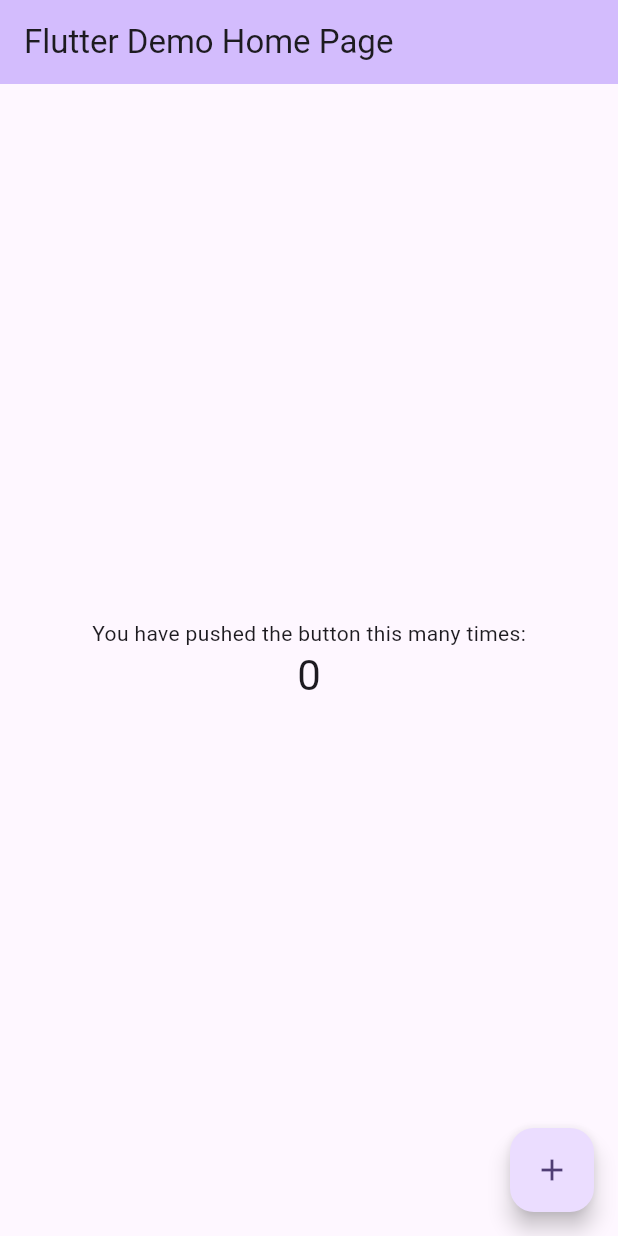
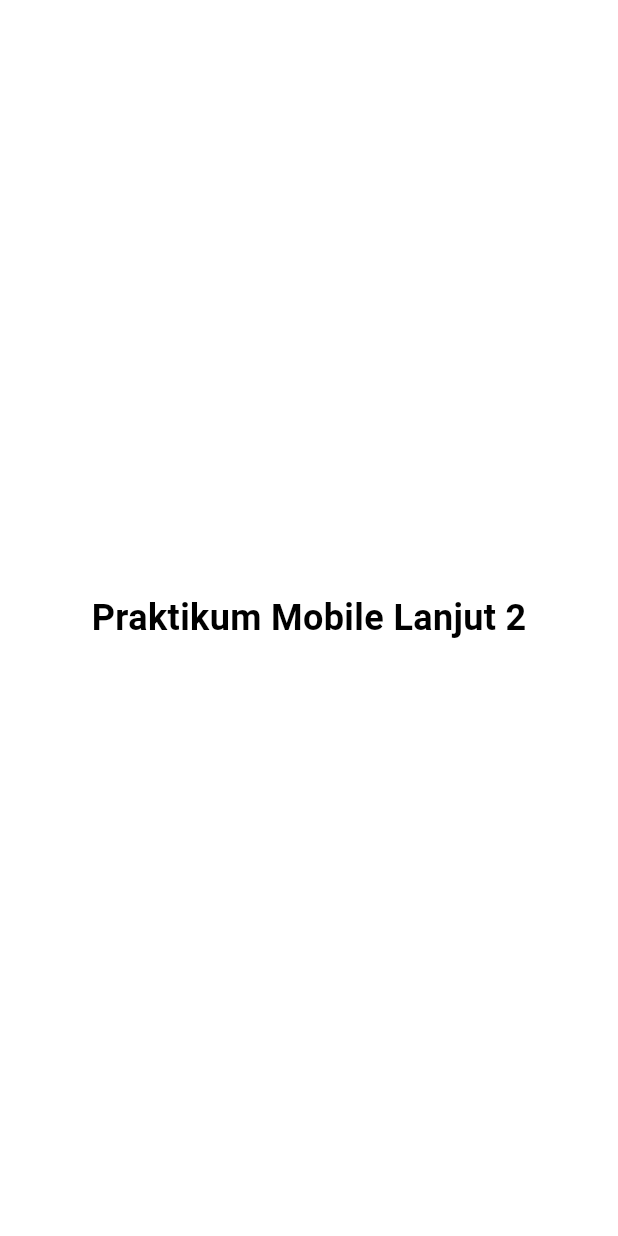
Before and after one commit to anndaanhr/prak-mobilelanjut-2317051082, a Flutter app: the screen it shows after launch, on a phone screen of 412 x 824 dp. Run offline on Flutter 3.47's test engine with Material 3 defaults, Android fonts, the phone set to English and light mode, and no system bars.

Commit message:
Pertemuan 2: Simplifikasi aplikasi menjadi tampilan dasar

```diff
--- a/lib/main.dart
+++ b/lib/main.dart
@@ -1,118 +1,39 @@
 import 'package:flutter/material.dart';
 
 void main() {
-  runApp(const MyApp());
+  runApp(const PraktikumMola2App());
 }
 
-class MyApp extends StatelessWidget {
-  const MyApp({super.key});
+class PraktikumMola2App extends StatelessWidget {
+  const PraktikumMola2App({super.key});
 
-  // This widget is the root of your application.
   @override
   Widget build(BuildContext context) {
     return MaterialApp(
-      title: 'Flutter Demo',
-      theme: ThemeData(
-
-        // and then invoke "hot reload" (save your changes or press the "hot
-        // reload" button in a Flutter-supported IDE, or press "r" if you used
-        // the command line to start the app).
-        //
-        // Notice that the counter didn't reset back to zero; the application
-        // state is not lost during the reload. To reset the state, use hot
-        // restart instead.
-        //
-        // This works for code too, not just values: Most code changes can be
-        // tested with just a hot reload.
-        colorScheme: ColorScheme.fromSeed(seedColor: Colors.deepPurple),
-      ),
-      home: const MyHomePage(title: 'Flutter Demo Home Page'),
+      title: 'Praktikum Mola 2',
+      debugShowCheckedModeBanner: false,
+      home: const HomePage(),
     );
   }
 }
 
-class MyHomePage extends StatefulWidget {
-  const MyHomePage({super.key, required this.title});
-
-  // This widget is the home page of your application. It is stateful, meaning
-  // that it has a State object (defined below) that contains fields that affect
-  // how it looks.
-
-  // This class is the configuration for the state. It holds the values (in this
-  // case the title) provided by the parent (in this case the App widget) and
-  // used by the build method of the State. Fields in a Widget subclass are
-  // always marked "final".
-
-  final String title;
-
-  @override
-  State<MyHomePage> createState() => _MyHomePageState();
-}
-
-class _MyHomePageState extends State<MyHomePage> {
-  int _counter = 0;
-
-  void _incrementCounter() {
-    setState(() {
-      // This call to setState tells the Flutter framework that something has
-      // changed in this State, which causes it to rerun the build method below
-      // so that the display can reflect the updated values. If we changed
-      // _counter without calling setState(), then the build method would not be
-      // called again, and so nothing would appear to happen.
-      _counter++;
-    });
-  }
+class HomePage extends StatelessWidget {
+  const HomePage({super.key});
 
   @override
   Widget build(BuildContext context) {
-    // This method is rerun every time setState is called, for instance as done
-    // by the _incrementCounter method above.
-    //
-    // The Flutter framework has been optimized to make rerunning build methods
-    // fast, so that you can just rebuild anything that needs updating rather
-    // than having to individually change instances of widgets.
     return Scaffold(
-      appBar: AppBar(
-        // TRY THIS: Try changing the color here to a specific color (to
-        // Colors.amber, perhaps?) and trigger a hot reload to see the AppBar
-        // change color while the other colors stay the same.
-        backgroundColor: Theme.of(context).colorScheme.inversePrimary,
-        // Here we take the value from the MyHomePage object that was created by
-        // the App.build method, and use it to set our appbar title.
-        title: Text(widget.title),
-      ),
-      body: Center(
-        // Center is a layout widget. It takes a single child and positions it
-        // in the middle of the parent.
-        child: Column(
-          // Column is also a layout widget. It takes a list of children and
-          // arranges them vertically. By default, it sizes itself to fit its
-          // children horizontally, and tries to be as tall as its parent.
-          //
-          // Column has various properties to control how it sizes itself and
-          // how it positions its children. Here we use mainAxisAlignment to
-          // center the children vertically; the main axis here is the vertical
-          // axis because Columns are vertical (the cross axis would be
-          // horizontal).
-          //
-          // TRY THIS: Invoke "debug painting" (choose the "Toggle Debug Paint"
-          // action in the IDE, or press "p" in the console), to see the
-          // wireframe for each widget.
-          mainAxisAlignment: MainAxisAlignment.center,
-          children: <Widget>[
-            const Text('You have pushed the button this many times:'),
-            Text(
-              '$_counter',
-              style: Theme.of(context).textTheme.headlineMedium,
-            ),
-          ],
+      backgroundColor: Colors.white,
+      body: const Center(
+        child: Text(
+          'Praktikum Mobile Lanjut 2',
+          style: TextStyle(
+            fontSize: 24,
+            fontWeight: FontWeight.bold,
+            color: Colors.black,
+          ),
         ),
       ),
-      floatingActionButton: FloatingActionButton(
-        onPressed: _incrementCounter,
-        tooltip: 'Increment',
-        child: const Icon(Icons.add),
-      ), // This trailing comma makes auto-formatting nicer for build methods.
     );
   }
 }
--- a/pubspec.yaml
+++ b/pubspec.yaml
@@ -1,5 +1,5 @@
-name: myapp
-description: "A new Flutter project."
+name: praktikum_mola2
+description: "Praktikum Mobile Lanjut 2 - Flutter Application"
 # The following line prevents the package from being accidentally published to
 # pub.dev using `flutter pub publish`. This is preferred for private packages.
 publish_to: 'none' # Remove this line if you wish to publish to pub.dev
```
Also changed, not shown: pubspec.lock, 1 other file.
